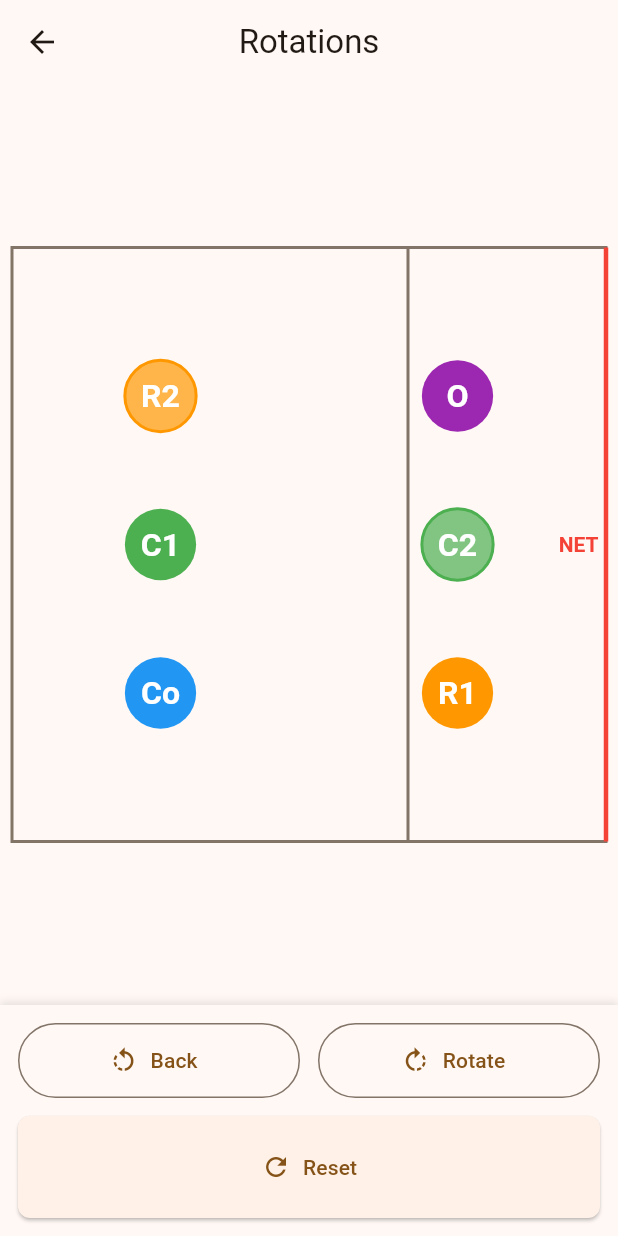
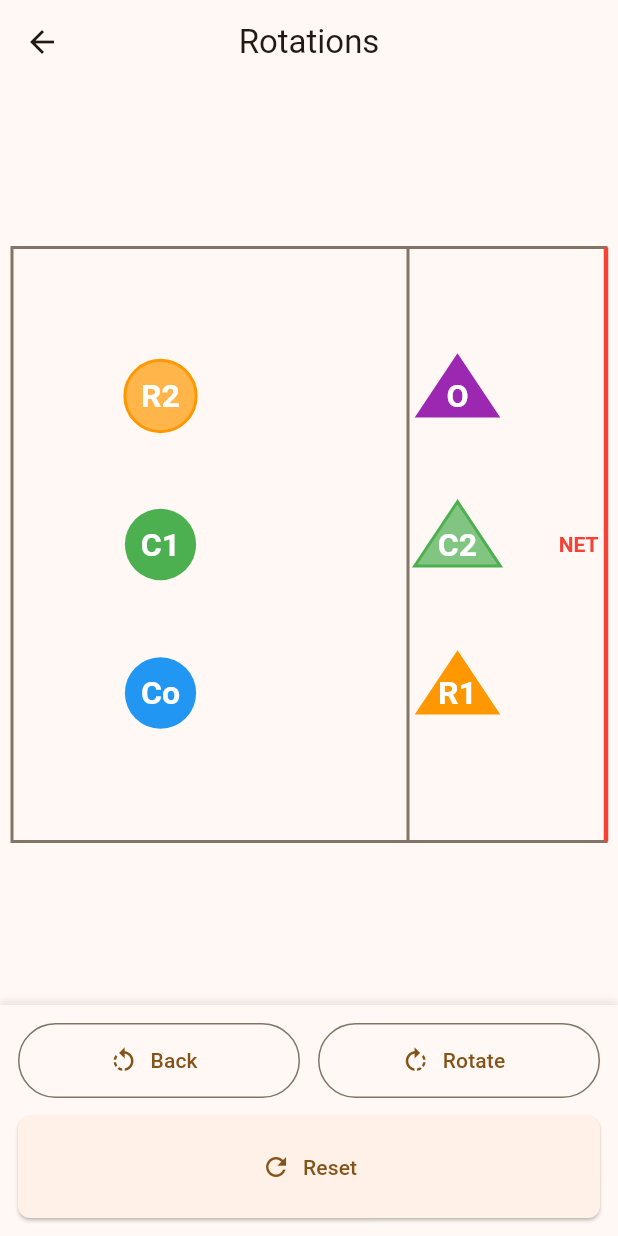
Before and after one commit to PauBenetPrat/volleyflow, a Flutter app: the screen it shows after launch, after a tap on "Rotations", on a phone screen of 412 x 824 dp. Run offline on Flutter 3.47's test engine with Material 3 defaults, Android fonts, the phone set to English and light mode, and no system bars; our stand-ins replace flutter_riverpod, go_router.

Commit message:
no-rev: Implement iOS deployment setup and configuration. Added comprehensive iOS deployment guide, updated project metadata for iOS platform, and included necessary Xcode project files. Enhanced volleyball court UI with front row player indicators and refined drawing logic for player shapes.

```diff
--- a/lib/features/rotations/presentation/pages/rotations_page.dart
+++ b/lib/features/rotations/presentation/pages/rotations_page.dart
@@ -47,85 +47,84 @@ class RotationsPage extends ConsumerWidget {
             ),
           ),
         ),
-        // Temporarily hidden: SAC, RECEPCIO, DEFENSA buttons
-        // SizedBox(height: isSmallScreen ? 8 : 12),
-        // SizedBox(
-        //   width: double.infinity,
-        //   child: ElevatedButton(
-        //     onPressed: () {
-        //       ref.read(rotationProvider.notifier).setPhase(Phase.sac);
-        //     },
-        //     style: ElevatedButton.styleFrom(
-        //       padding: EdgeInsets.symmetric(
-        //         vertical: isSmallScreen ? 12.0 : 16.0,
-        //       ),
-        //       backgroundColor: currentPhase == Phase.sac
-        //           ? theme.colorScheme.primary
-        //           : null,
-        //     ),
-        //     child: Text(
-        //       'SAC',
-        //       style: TextStyle(
-        //         color: currentPhase == Phase.sac
-        //             ? Colors.white
-        //             : null,
-        //         fontSize: isSmallScreen ? 12 : 14,
-        //       ),
-        //     ),
-        //   ),
-        // ),
-        // SizedBox(height: isSmallScreen ? 8 : 12),
-        // SizedBox(
-        //   width: double.infinity,
-        //   child: ElevatedButton(
-        //     onPressed: () {
-        //       ref.read(rotationProvider.notifier).setPhase(Phase.recepcio);
-        //     },
-        //     style: ElevatedButton.styleFrom(
-        //       padding: EdgeInsets.symmetric(
-        //         vertical: isSmallScreen ? 12.0 : 16.0,
-        //       ),
-        //       backgroundColor: currentPhase == Phase.recepcio
-        //           ? theme.colorScheme.primary
-        //           : null,
-        //     ),
-        //     child: Text(
-        //       'RECEPCIO',
-        //       style: TextStyle(
-        //         color: currentPhase == Phase.recepcio
-        //             ? Colors.white
-        //             : null,
-        //         fontSize: isSmallScreen ? 12 : 14,
-        //       ),
-        //     ),
-        //   ),
-        // ),
-        // SizedBox(height: isSmallScreen ? 8 : 12),
-        // SizedBox(
-        //   width: double.infinity,
-        //   child: ElevatedButton(
-        //     onPressed: () {
-        //       ref.read(rotationProvider.notifier).setPhase(Phase.defensa);
-        //     },
-        //     style: ElevatedButton.styleFrom(
-        //       padding: EdgeInsets.symmetric(
-        //         vertical: isSmallScreen ? 12.0 : 16.0,
-        //       ),
-        //       backgroundColor: currentPhase == Phase.defensa
-        //           ? theme.colorScheme.primary
-        //           : null,
-        //     ),
-        //     child: Text(
-        //       'DEFENSA',
-        //       style: TextStyle(
-        //         color: currentPhase == Phase.defensa
-        //             ? Colors.white
-        //             : null,
-        //         fontSize: isSmallScreen ? 12 : 14,
-        //       ),
-        //     ),
-        //   ),
-        // ),
+        SizedBox(height: isSmallScreen ? 8 : 12),
+        SizedBox(
+          width: double.infinity,
+          child: ElevatedButton(
+            onPressed: () {
+              ref.read(rotationProvider.notifier).setPhase(Phase.sac);
+            },
+            style: ElevatedButton.styleFrom(
+              padding: EdgeInsets.symmetric(
+                vertical: isSmallScreen ? 12.0 : 16.0,
+              ),
+              backgroundColor: currentPhase == Phase.sac
+                  ? theme.colorScheme.primary
+                  : null,
+            ),
+            child: Text(
+              'SAC',
+              style: TextStyle(
+                color: currentPhase == Phase.sac
+                    ? Colors.white
+                    : null,
+                fontSize: isSmallScreen ? 12 : 14,
+              ),
+            ),
+          ),
+        ),
+        SizedBox(height: isSmallScreen ? 8 : 12),
+        SizedBox(
+          width: double.infinity,
+          child: ElevatedButton(
+            onPressed: () {
+              ref.read(rotationProvider.notifier).setPhase(Phase.recepcio);
+            },
+            style: ElevatedButton.styleFrom(
+              padding: EdgeInsets.symmetric(
+                vertical: isSmallScreen ? 12.0 : 16.0,
+              ),
+              backgroundColor: currentPhase == Phase.recepcio
+                  ? theme.colorScheme.primary
+                  : null,
+            ),
+            child: Text(
+              'RECEPCIO',
+              style: TextStyle(
+                color: currentPhase == Phase.recepcio
+                    ? Colors.white
+                    : null,
+                fontSize: isSmallScreen ? 12 : 14,
+              ),
+            ),
+          ),
+        ),
+        SizedBox(height: isSmallScreen ? 8 : 12),
+        SizedBox(
+          width: double.infinity,
+          child: ElevatedButton(
+            onPressed: () {
+              ref.read(rotationProvider.notifier).setPhase(Phase.defensa);
+            },
+            style: ElevatedButton.styleFrom(
+              padding: EdgeInsets.symmetric(
+                vertical: isSmallScreen ? 12.0 : 16.0,
+              ),
+              backgroundColor: currentPhase == Phase.defensa
+                  ? theme.colorScheme.primary
+                  : null,
+            ),
+            child: Text(
+              'DEFENSA',
+              style: TextStyle(
+                color: currentPhase == Phase.defensa
+                    ? Colors.white
+                    : null,
+                fontSize: isSmallScreen ? 12 : 14,
+              ),
+            ),
+          ),
+        ),
       ],
     );
 
--- a/lib/shared/widgets/volleyball_court_widget.dart
+++ b/lib/shared/widgets/volleyball_court_widget.dart
@@ -466,6 +466,32 @@ class VolleyballCourtPainter extends CustomPainter {
     // Obtenir jugadors en violació
     final playersInViolation = _getPlayersInViolation();
 
+    // Determinar quins jugadors són davanters segons la posició BASE
+    final frontRowPlayers = <String>{};
+    if (rotation != null) {
+      final basePositions = RotationPositions.getPositionCoords(rotation!, Phase.base);
+      for (final entry in basePositions.entries) {
+        final playerRole = entry.key;
+        final baseCoord = entry.value;
+
+        // Trobar la posició estàndard més propera
+        int closestPos = CourtPosition.position1;
+        double minDist = double.infinity;
+        for (final pos in CourtPosition.allPositions) {
+          final stdCoord = PositionCoord.fromStandardPosition(pos);
+          final dist = (baseCoord.x - stdCoord.x).abs() + (baseCoord.y - stdCoord.y).abs();
+          if (dist < minDist) {
+            minDist = dist;
+            closestPos = pos;
+          }
+        }
+
+        if (CourtPosition.isFrontRow(closestPos)) {
+          frontRowPlayers.add(playerRole);
+        }
+      }
+    }
+
     for (final playerRole in rolesToDraw) {
       if (playerRole.isEmpty || !playerCoords.containsKey(playerRole)) continue;
 
@@ -487,12 +513,15 @@ class VolleyballCourtPainter extends CustomPainter {
       // Check if this player is in violation
       final isInViolation = playersInViolation.contains(playerRole);
 
+      // Check if this player is in front row
+      final isFrontRow = frontRowPlayers.contains(playerRole);
+
       // Get color for this player role
       final roleColor = getRoleColor(playerRole);
 
-      // Use role color for circle, with reduced opacity for secondary players
+      // Use role color, with reduced opacity for secondary players
       // If in violation, use red color
-      final circlePaint = Paint()
+      final shapePaint = Paint()
         ..style = PaintingStyle.fill
         ..color = isInViolation
             ? Colors.red.withValues(alpha: 0.8)
@@ -500,8 +529,29 @@ class VolleyballCourtPainter extends CustomPainter {
                 ? roleColor.withValues(alpha: 0.7) // Lighter/dimmer for secondary
                 : roleColor);
 
-      // Draw circle with role-specific color at animated position
-      canvas.drawCircle(currentPosition, playerRadius, circlePaint);
+      // Draw triangle for front row players, circle for back row players
+      if (isFrontRow) {
+        // Draw triangle pointing up (towards net)
+        final trianglePath = Path();
+        final triangleSize = playerRadius * 1.2;
+        trianglePath.moveTo(currentPosition.dx, currentPosition.dy - triangleSize); // Top point
+        trianglePath.lineTo(currentPosition.dx - triangleSize, currentPosition.dy + triangleSize * 0.5); // Bottom left
+        trianglePath.lineTo(currentPosition.dx + triangleSize, currentPosition.dy + triangleSize * 0.5); // Bottom right
+        trianglePath.close();
+
+        canvas.drawPath(trianglePath, shapePaint);
+
+        // Draw border for secondary players or players in violation
+        if (isSecondary || isInViolation) {
+          final borderPaint = Paint()
+            ..style = PaintingStyle.stroke
+            ..color = isInViolation ? Colors.red : roleColor
+            ..strokeWidth = isInViolation ? 3.0 : 2.0;
+          canvas.drawPath(trianglePath, borderPaint);
+        }
+      } else {
+        // Draw circle for back row players
+        canvas.drawCircle(currentPosition, playerRadius, shapePaint);
 
         // Draw border for secondary players or players in violation
         if (isSecondary || isInViolation) {
@@ -510,6 +560,7 @@ class VolleyballCourtPainter extends CustomPainter {
             ..color = isInViolation ? Colors.red : roleColor
             ..strokeWidth = isInViolation ? 3.0 : 2.0;
           canvas.drawCircle(currentPosition, playerRadius, borderPaint);
+        }
       }
 
       // Draw player role with smaller text and contrasting white color
```
Also changed, not shown: 42 other files. Lines whose indentation alone changed are shown as unchanged.
